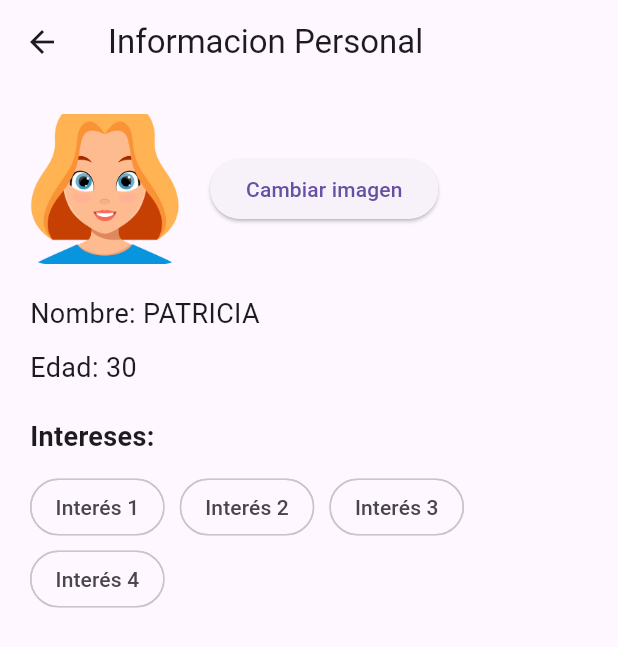
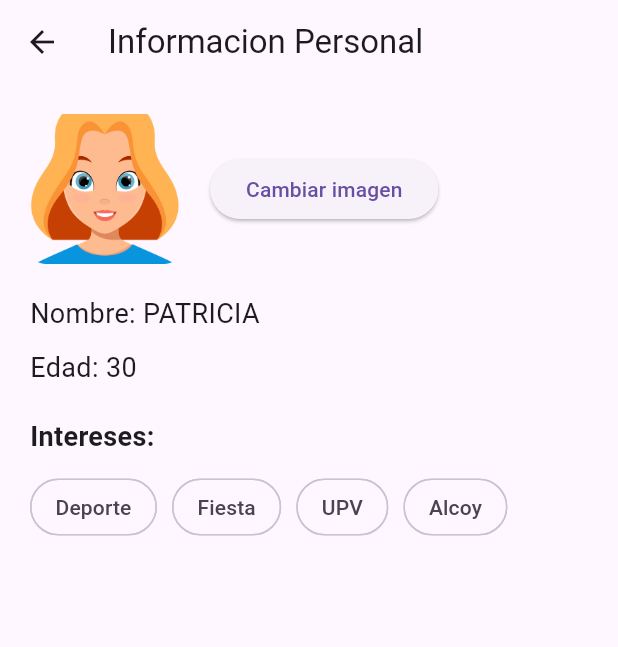
Before and after one commit to the-code-team/PostIn-App, a Flutter app: the ProfilePage screen opened directly, after a tap on "Informacion Personal", on a phone screen of 412 x 824 dp. Shown: the top 647 px of the screen. Run offline on Flutter 3.47's test engine with Material 3 defaults, Android fonts, the phone set to English and light mode, and no system bars; our stand-ins replace appinio_swiper, emoji_picker_flutter, flutter_map, image_picker, latlong2; statements that could not run were skipped.

```diff
--- a/lib/pages/profilePage.dart
+++ b/lib/pages/profilePage.dart
@@ -2,19 +2,13 @@ import 'package:flutter/material.dart';
 import 'ConfigurationPage.dart';
 import 'PersonalInfoPage.dart';
 import 'BlockedUsersPage.dart';
-import 'InterestsPage.dart';
 import 'SecuritySettingsPage.dart';
 import 'LogoutPage.dart';
 
 String userName = 'PATRICIA';
 int userAge = 30;
 String userImage = 'assets/avatar.png';
-List<String> userInterests = [
-  'Interés 1',
-  'Interés 2',
-  'Interés 3',
-  'Interés 4'
-];
+List<String> userInterests = ['Deporte', 'Fiesta', 'UPV', 'Alcoy'];
 
 class ProfilePage extends StatelessWidget {
   @override
@@ -112,7 +106,6 @@ class ProfilePage extends StatelessWidget {
                     SizedBox(height: 5),
                     buildListItem(
                         Icons.person, 'Informacion Personal', context),
-                    buildListItem(Icons.interests, 'Intereses', context),
                     buildListItem(Icons.description, 'Tu biografía', context),
                     buildListItem(Icons.security,
                         'Configuraciones de seguridad', context),
@@ -140,7 +133,6 @@ class ProfilePage extends StatelessWidget {
         Divider(),
       ],
     );
-    ;
   }
 
   void navigateToPage(BuildContext context, String title) {
@@ -152,15 +144,6 @@ class ProfilePage extends StatelessWidget {
             image: userImage,
             userName: userName,
             age: userAge,
-            interests: userInterests,
-          ),
-        ),
-      );
-    } else if (title == 'Intereses') {
-      Navigator.push(
-        context,
-        MaterialPageRoute(
-          builder: (context) => InterestsPage(
             interests: userInterests,
           ),
         ),
```
